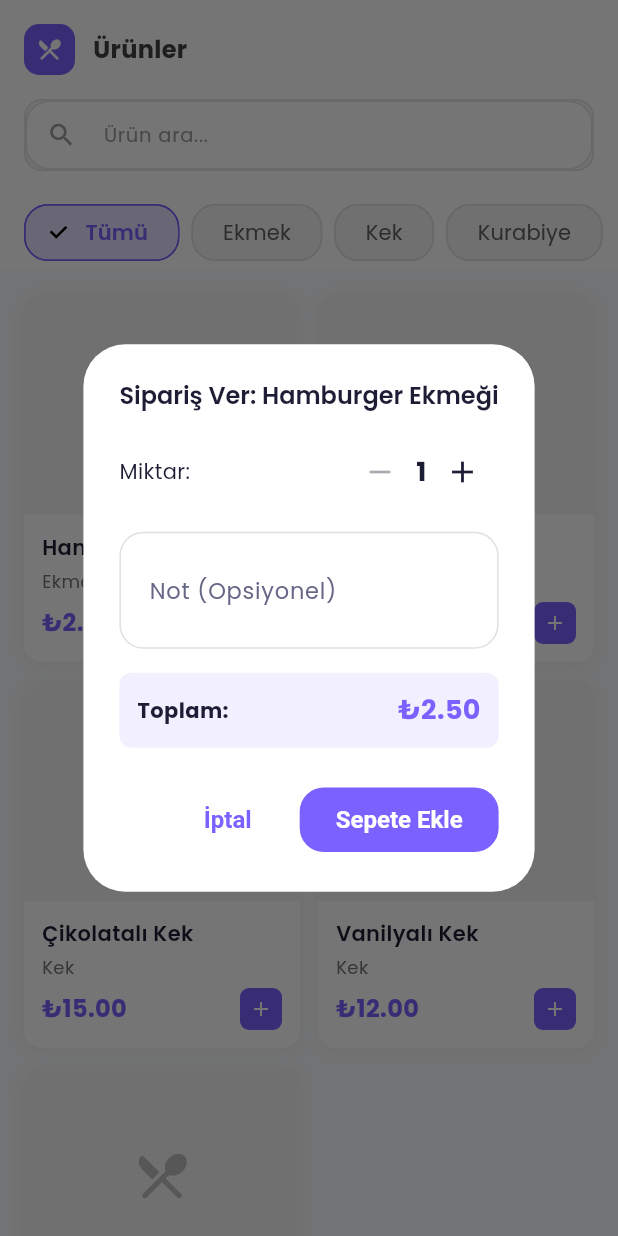
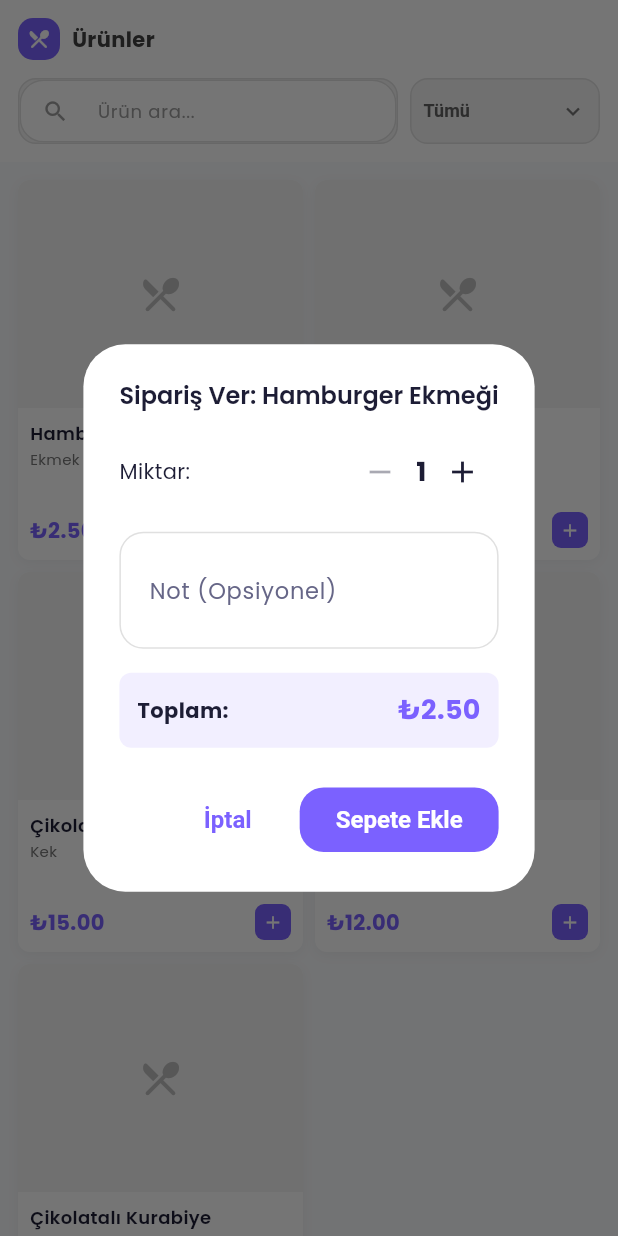
Before and after one commit to Josepharis/siparis, a Flutter app: the CustomerProductsTab screen opened directly, after a tap on the "add" icon, on a phone screen of 412 x 824 dp. Run offline on Flutter 3.47's test engine with Material 3 defaults, Android fonts, the phone set to English and light mode, and no system bars; our stand-ins replace cloud_firestore, firebase_auth, firebase_core, firebase_storage, fl_chart, google_fonts and 3 more; accounts and stored records are empty; network calls fail.

Commit message:
Müşteri ürün ekranları responsive tasarım ve dropdown kategori sistemi eklendi

```diff
--- a/lib/customer/screens/tabs/customer_products_tab.dart
+++ b/lib/customer/screens/tabs/customer_products_tab.dart
@@ -78,8 +78,34 @@ class _CustomerProductsTabState extends State<CustomerProductsTab> {
     return filtered;
   }
 
+  // Responsive boyutları hesapla
+  int _getCrossAxisCount(double screenWidth) {
+    if (screenWidth < 400) {
+      return 1; // Çok küçük ekranlar için 1 sütun
+    } else if (screenWidth < 600) {
+      return 2; // Telefon için 2 sütun
+    } else if (screenWidth < 900) {
+      return 3; // Tablet için 3 sütun
+    } else {
+      return 4; // Büyük ekranlar için 4 sütun
+    }
+  }
+
+  double _getChildAspectRatio(double screenWidth) {
+    if (screenWidth < 400) {
+      return 1.2; // Tek sütun için daha geniş kartlar
+    } else if (screenWidth < 600) {
+      return 0.75; // Telefon için
+    } else {
+      return 0.8; // Tablet ve büyük ekranlar için
+    }
+  }
+
   @override
   Widget build(BuildContext context) {
+    final screenWidth = MediaQuery.of(context).size.width;
+    final isSmallScreen = screenWidth < 600;
+
     return Scaffold(
       backgroundColor: AppTheme.backgroundColor,
       body: SafeArea(
@@ -88,29 +114,29 @@ class _CustomerProductsTabState extends State<CustomerProductsTab> {
             // App Bar
             Container(
               color: Colors.white,
-              padding: const EdgeInsets.all(16),
+              padding: EdgeInsets.all(isSmallScreen ? 12 : 16),
               child: Column(
                 children: [
                   Row(
                     children: [
                       Container(
-                        padding: const EdgeInsets.all(8),
+                        padding: EdgeInsets.all(isSmallScreen ? 6 : 8),
                         decoration: BoxDecoration(
                           color: AppTheme.primaryColor,
                           borderRadius: BorderRadius.circular(10),
                         ),
-                        child: const Icon(
+                        child: Icon(
                           Icons.restaurant_menu_rounded,
                           color: Colors.white,
-                          size: 18,
+                          size: isSmallScreen ? 16 : 18,
                         ),
                       ),
-                      const SizedBox(width: 12),
+                      SizedBox(width: isSmallScreen ? 8 : 12),
                       Expanded(
                         child: Text(
                           'Ürünler',
                           style: TextStyle(
-                            fontSize: 16,
+                            fontSize: isSmallScreen ? 14 : 16,
                             fontWeight: FontWeight.bold,
                             color: Colors.grey[800],
                           ),
@@ -118,10 +144,15 @@ class _CustomerProductsTabState extends State<CustomerProductsTab> {
                       ),
                     ],
                   ),
-                  const SizedBox(height: 16),
+                  SizedBox(height: isSmallScreen ? 12 : 16),
+                  // Arama kutusu ve kategori dropdown'ı yan yana
+                  Row(
+                    children: [
                       // Arama kutusu
-                  Container(
-                    height: 48,
+                      Expanded(
+                        flex: 2,
+                        child: Container(
+                          height: isSmallScreen ? 44 : 48,
                           decoration: BoxDecoration(
                             color: Colors.grey[100],
                             borderRadius: BorderRadius.circular(12),
@@ -140,58 +171,70 @@ class _CustomerProductsTabState extends State<CustomerProductsTab> {
                               prefixIcon: Icon(
                                 Icons.search,
                                 color: Colors.grey[500],
-                          size: 20,
+                                size: isSmallScreen ? 18 : 20,
                               ),
                               hintStyle: TextStyle(
                                 color: Colors.grey[500],
-                          fontSize: 13,
+                                fontSize: isSmallScreen ? 12 : 13,
+                              ),
+                            ),
+                          ),
+                        ),
+                      ),
+                      SizedBox(width: isSmallScreen ? 8 : 12),
+                      // Kategori Dropdown
+                      Expanded(
+                        flex: 1,
+                        child: Container(
+                          height: isSmallScreen ? 44 : 48,
+                          padding: EdgeInsets.symmetric(
+                              horizontal: isSmallScreen ? 8 : 12),
+                          decoration: BoxDecoration(
+                            color: Colors.grey[100],
+                            borderRadius: BorderRadius.circular(12),
+                            border: Border.all(color: Colors.grey[300]!),
+                          ),
+                          child: DropdownButtonHideUnderline(
+                            child: DropdownButton<String>(
+                              value: _selectedCategory,
+                              isExpanded: true,
+                              icon: Icon(
+                                Icons.keyboard_arrow_down,
+                                color: Colors.grey[600],
+                                size: isSmallScreen ? 18 : 20,
+                              ),
+                              style: TextStyle(
+                                color: Colors.grey[700],
+                                fontSize: isSmallScreen ? 12 : 13,
+                              ),
+                              items: _categories.map((String category) {
+                                return DropdownMenuItem<String>(
+                                  value: category,
+                                  child: Text(
+                                    category,
+                                    style: TextStyle(
+                                      fontSize: isSmallScreen ? 12 : 13,
+                                      fontWeight: category == _selectedCategory
+                                          ? FontWeight.w600
+                                          : FontWeight.normal,
+                                    ),
+                                  ),
+                                );
+                              }).toList(),
+                              onChanged: (String? newValue) {
+                                if (newValue != null) {
+                                  setState(() {
+                                    _selectedCategory = newValue;
+                                  });
+                                }
+                              },
                             ),
                           ),
                         ),
                       ),
                     ],
                   ),
-            ),
-
-            // Kategori filtreleri
-            Container(
-              color: Colors.white,
-              height: 50,
-              child: ListView.builder(
-                scrollDirection: Axis.horizontal,
-                padding: const EdgeInsets.symmetric(horizontal: 16),
-                itemCount: _categories.length,
-                itemBuilder: (context, index) {
-                  final category = _categories[index];
-                  final isSelected = category == _selectedCategory;
-
-                  return Padding(
-                    padding: const EdgeInsets.only(right: 8),
-                    child: FilterChip(
-                      label: Text(category),
-                      selected: isSelected,
-                      onSelected: (selected) {
-                        setState(() {
-                          _selectedCategory = category;
-                        });
-                      },
-                      backgroundColor: Colors.grey[100],
-                      selectedColor: AppTheme.primaryColor.withOpacity(0.2),
-                      labelStyle: TextStyle(
-                        color: isSelected
-                            ? AppTheme.primaryColor
-                            : Colors.grey[700],
-                        fontWeight:
-                            isSelected ? FontWeight.w600 : FontWeight.normal,
-                      ),
-                      side: BorderSide(
-                        color: isSelected
-                            ? AppTheme.primaryColor
-                            : Colors.grey[300]!,
-                      ),
-                    ),
-                  );
-                },
+                ],
               ),
             ),
 
@@ -200,18 +243,17 @@ class _CustomerProductsTabState extends State<CustomerProductsTab> {
               child: _filteredProducts.isEmpty
                   ? _buildEmptyState()
                   : GridView.builder(
-                      padding: const EdgeInsets.all(16),
-                      gridDelegate:
-                          const SliverGridDelegateWithFixedCrossAxisCount(
-                        crossAxisCount: 2,
-                        childAspectRatio: 0.75,
-                        crossAxisSpacing: 12,
-                        mainAxisSpacing: 12,
+                      padding: EdgeInsets.all(isSmallScreen ? 12 : 16),
+                      gridDelegate: SliverGridDelegateWithFixedCrossAxisCount(
+                        crossAxisCount: _getCrossAxisCount(screenWidth),
+                        childAspectRatio: _getChildAspectRatio(screenWidth),
+                        crossAxisSpacing: isSmallScreen ? 8 : 12,
+                        mainAxisSpacing: isSmallScreen ? 8 : 12,
                       ),
                       itemCount: _filteredProducts.length,
                       itemBuilder: (context, index) {
                         final product = _filteredProducts[index];
-                        return _buildProductCard(product);
+                        return _buildProductCard(product, isSmallScreen);
                       },
                     ),
             ),
@@ -221,15 +263,15 @@ class _CustomerProductsTabState extends State<CustomerProductsTab> {
     );
   }
 
-  Widget _buildProductCard(Product product) {
+  Widget _buildProductCard(Product product, bool isSmallScreen) {
     return Container(
       decoration: BoxDecoration(
         color: Colors.white,
-        borderRadius: BorderRadius.circular(12),
+        borderRadius: BorderRadius.circular(isSmallScreen ? 8 : 12),
         boxShadow: [
           BoxShadow(
             color: Colors.black.withOpacity(0.04),
-            blurRadius: 8,
+            blurRadius: isSmallScreen ? 6 : 8,
             offset: const Offset(0, 2),
           ),
         ],
@@ -244,26 +286,26 @@ class _CustomerProductsTabState extends State<CustomerProductsTab> {
               width: double.infinity,
               decoration: BoxDecoration(
                 color: Colors.grey[100],
-                borderRadius: const BorderRadius.only(
-                  topLeft: Radius.circular(12),
-                  topRight: Radius.circular(12),
+                borderRadius: BorderRadius.only(
+                  topLeft: Radius.circular(isSmallScreen ? 8 : 12),
+                  topRight: Radius.circular(isSmallScreen ? 8 : 12),
                 ),
               ),
               child: product.imageUrl != null
                   ? ClipRRect(
-                      borderRadius: const BorderRadius.only(
-                        topLeft: Radius.circular(12),
-                        topRight: Radius.circular(12),
+                      borderRadius: BorderRadius.only(
+                        topLeft: Radius.circular(isSmallScreen ? 8 : 12),
+                        topRight: Radius.circular(isSmallScreen ? 8 : 12),
                       ),
                       child: Image.network(
                         product.imageUrl!,
                         fit: BoxFit.cover,
                         errorBuilder: (context, error, stackTrace) {
-                          return _buildPlaceholderImage();
+                          return _buildPlaceholderImage(isSmallScreen);
                         },
                       ),
                     )
-                  : _buildPlaceholderImage(),
+                  : _buildPlaceholderImage(isSmallScreen),
             ),
           ),
 
@@ -271,24 +313,24 @@ class _CustomerProductsTabState extends State<CustomerProductsTab> {
           Expanded(
             flex: 2,
             child: Padding(
-              padding: const EdgeInsets.all(12),
+              padding: EdgeInsets.all(isSmallScreen ? 8 : 12),
               child: Column(
                 crossAxisAlignment: CrossAxisAlignment.start,
                 children: [
                   Text(
                     product.name,
-                    style: const TextStyle(
-                      fontSize: 14,
+                    style: TextStyle(
+                      fontSize: isSmallScreen ? 12 : 14,
                       fontWeight: FontWeight.w600,
                     ),
                     maxLines: 2,
                     overflow: TextOverflow.ellipsis,
                   ),
-                  const SizedBox(height: 4),
+                  SizedBox(height: isSmallScreen ? 2 : 4),
                   Text(
                     product.category,
                     style: TextStyle(
-                      fontSize: 12,
+                      fontSize: isSmallScreen ? 10 : 12,
                       color: Colors.grey[600],
                     ),
                   ),
@@ -296,26 +338,28 @@ class _CustomerProductsTabState extends State<CustomerProductsTab> {
                   Row(
                     mainAxisAlignment: MainAxisAlignment.spaceBetween,
                     children: [
-                      Text(
+                      Expanded(
+                        child: Text(
                           '₺${product.price.toStringAsFixed(2)}',
                           style: TextStyle(
-                          fontSize: 16,
+                            fontSize: isSmallScreen ? 14 : 16,
                             fontWeight: FontWeight.bold,
                             color: AppTheme.primaryColor,
+                          ),
                         ),
                       ),
                       GestureDetector(
                         onTap: () => _showOrderDialog(product),
                         child: Container(
-                          padding: const EdgeInsets.all(6),
+                          padding: EdgeInsets.all(isSmallScreen ? 5 : 6),
                           decoration: BoxDecoration(
                             color: AppTheme.primaryColor,
                             borderRadius: BorderRadius.circular(6),
                           ),
-                          child: const Icon(
+                          child: Icon(
                             Icons.add,
                             color: Colors.white,
-                            size: 16,
+                            size: isSmallScreen ? 14 : 16,
                           ),
                         ),
                       ),
@@ -330,20 +374,20 @@ class _CustomerProductsTabState extends State<CustomerProductsTab> {
     );
   }
 
-  Widget _buildPlaceholderImage() {
+  Widget _buildPlaceholderImage(bool isSmallScreen) {
     return Container(
       width: double.infinity,
       height: double.infinity,
       decoration: BoxDecoration(
         color: Colors.grey[100],
-        borderRadius: const BorderRadius.only(
-          topLeft: Radius.circular(12),
-          topRight: Radius.circular(12),
+        borderRadius: BorderRadius.only(
+          topLeft: Radius.circular(isSmallScreen ? 8 : 12),
+          topRight: Radius.circular(isSmallScreen ? 8 : 12),
         ),
       ),
       child: Icon(
         Icons.restaurant_menu_rounded,
-        size: 40,
+        size: isSmallScreen ? 30 : 40,
         color: Colors.grey[400],
       ),
     );
```
Also changed, not shown: lib/customer/screens/partner_company_detail_screen.dart (+85 -40 lines). Lines whose indentation alone changed are shown as unchanged.
